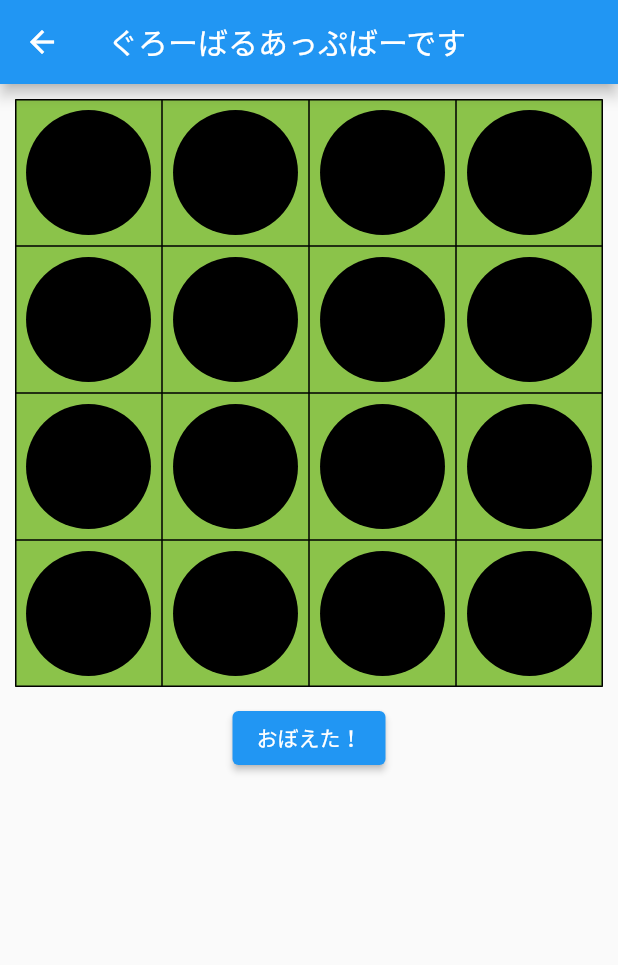
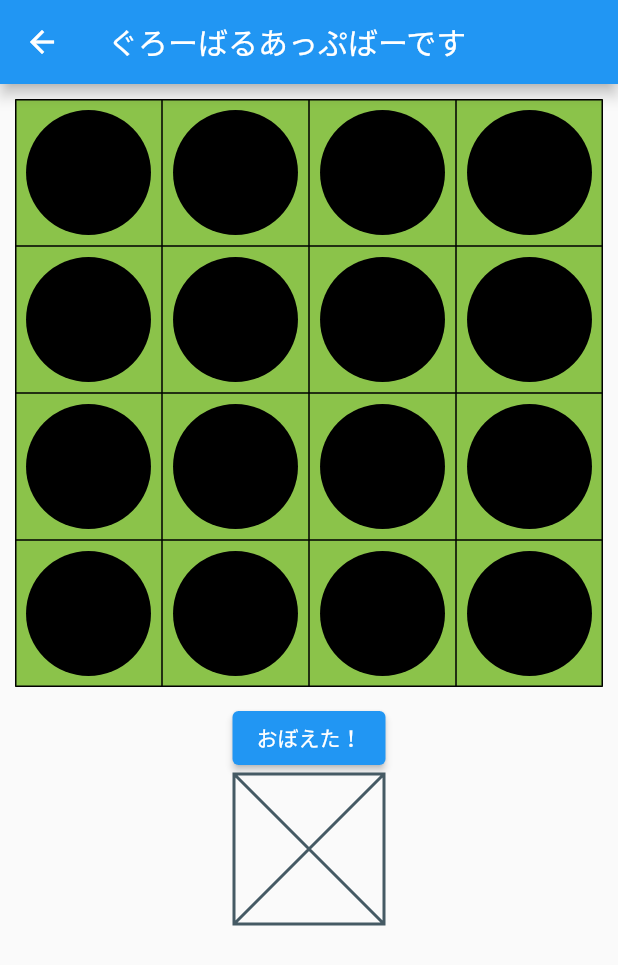
Before and after one commit to kf53495/flash64_native, a Flutter app: the Memory64Quiz screen opened directly, after a tap on "おぼえた！", on a phone screen of 412 x 824 dp. Shown: the top 965 px of the screen. Run offline on Flutter 3.47's test engine with Material 2 defaults, Android fonts, the phone set to English and light mode, and no system bars; our stand-ins replace flutter_hooks, hooks_riverpod.

Commit message:
ボタンをVisiblityで包み、その下にデバッグ用のplaceholderを作成

```diff
--- a/lib/components/memory64/quiz.dart
+++ b/lib/components/memory64/quiz.dart
@@ -103,13 +103,23 @@ class Memory64Quiz extends ConsumerWidget {
             ),
           ),
           Center(
-            child: ElevatedButton(
-              child: const Text('おぼえた！'),
-              onPressed: () {
-                ref.read(stoneProvider.notifier).addStone();
-              },
+            child: Visibility(
+              visible: true,
+              child: ElevatedButton(
+                child: const Text('おぼえた！'),
+                onPressed: () {
+                  ref.read(stoneProvider.notifier).addStone();
+                },
+              ),
             ),
           ),
+          const Center(
+            child: SizedBox(
+              width: 100,
+              height: 100,
+              child: Placeholder(),
+            ),
+          )
         ],
       ),
     );
```
